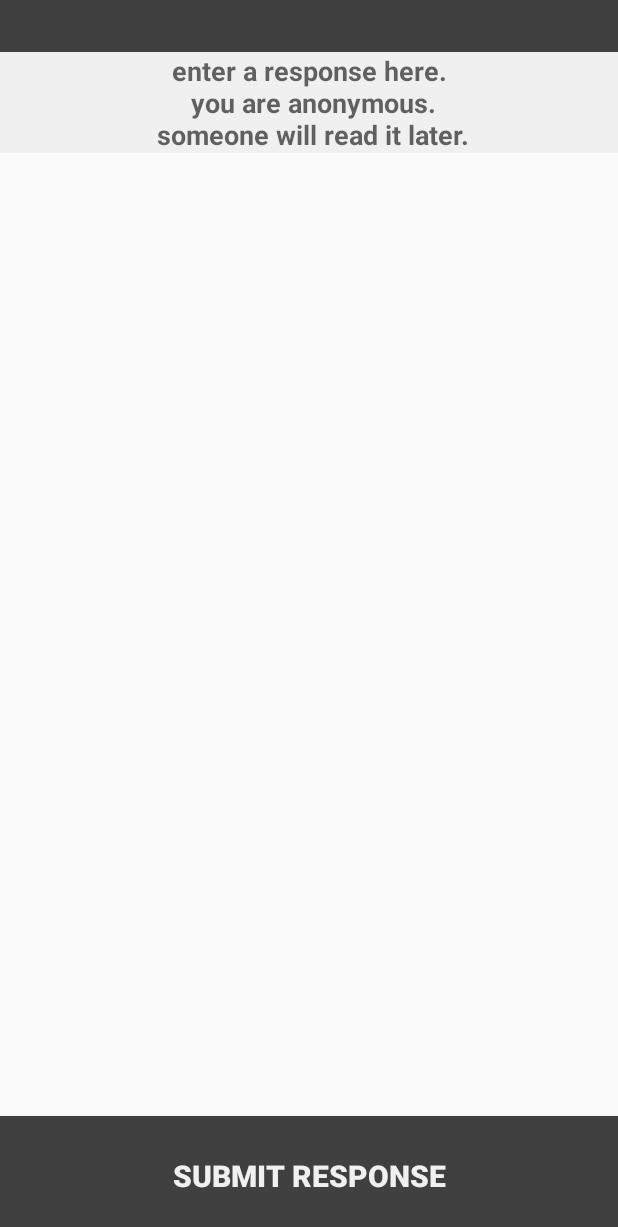
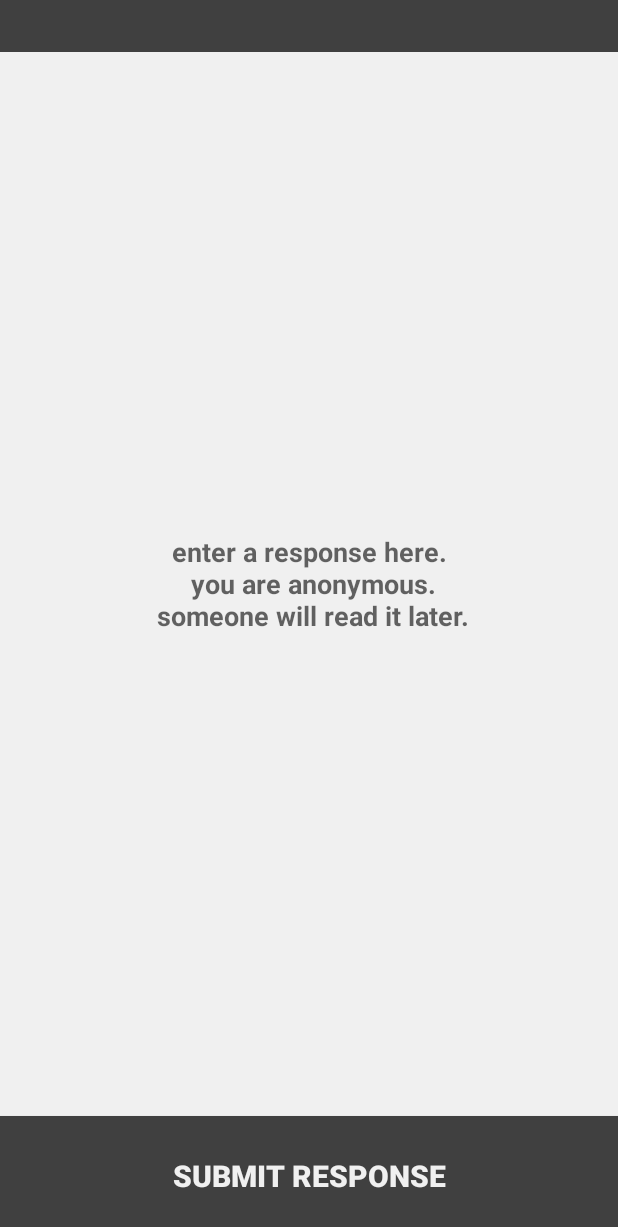
Before and after one commit to elliottdehn/revel, an Android app: the fragment PostResponseFragment placed in its activity, on a phone screen of 412 x 824 dp. Shown: the top 1227 px of the screen. Run offline under Robolectric (Android 15) with nearby library versions, the phone set to English and light mode, and no system bars.

Commit message:
it works! finesses, error checking, refactoring, game modes remain

```diff
--- a/app/src/main/java/com/gregory/revelation/fragments/PostResponseFragment.java
+++ b/app/src/main/java/com/gregory/revelation/fragments/PostResponseFragment.java
@@ -8,6 +8,7 @@ import android.view.LayoutInflater;
 import android.view.View;
 import android.view.ViewGroup;
 import android.widget.Button;
+import android.widget.EditText;
 import android.widget.TextView;
 
 import com.gregory.revelation.OnFragmentInteractionListener;
@@ -90,7 +91,8 @@ public class PostResponseFragment extends Fragment {
                 if(view != null){
 
                     ArrayList<Object> args = new ArrayList<>();
-                    String response = view.findViewById(R.id.editText_editResponse).toString();
+                    EditText responseEdit = view.findViewById(R.id.editText_editResponse);
+                    String response = responseEdit.getText().toString();
                     args.add(thought);
                     args.add(response);
 
--- a/app/src/main/res/layout/fragment_post_response.xml
+++ b/app/src/main/res/layout/fragment_post_response.xml
@@ -29,7 +29,7 @@
         android:textColor="@color/textColorPrimary"
         android:hint="@string/hint_editText_editResponse"
         app:layout_constraintTop_toBottomOf="@id/textView_questionForPlayer"
-        app:layout_constraintBottom_toTopOf="@id/button_doneReadingPair" />
+        app:layout_constraintBottom_toTopOf="@id/button_nextPlayer" />
 
     <Button
         android:id="@+id/button_nextPlayer"
```
